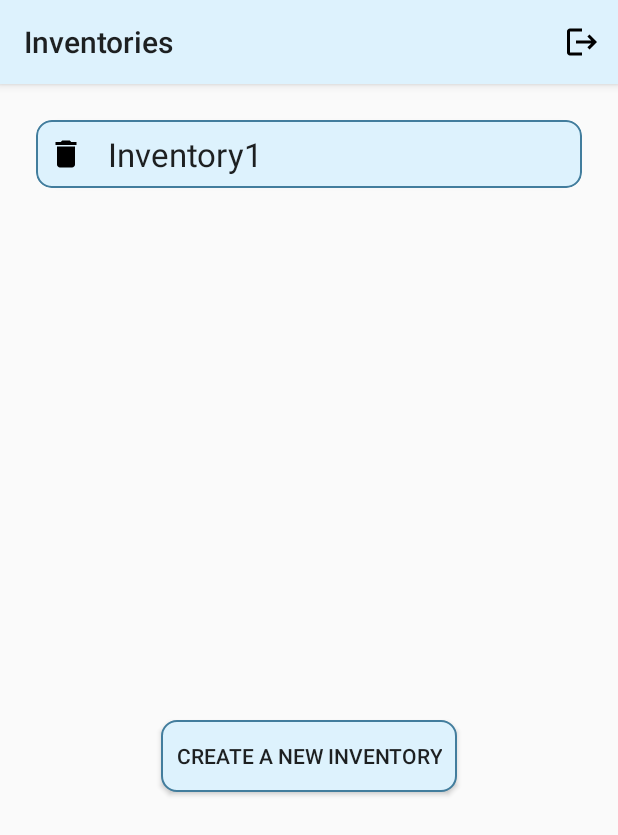
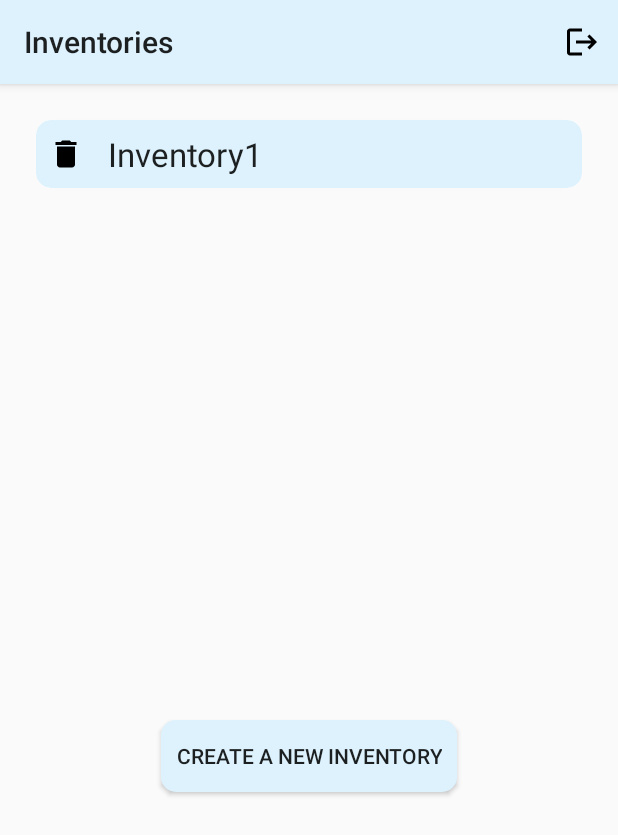
Before and after one commit to ahmedjamion/SimpleStock, an Android app: the screen it shows after launch (MainActivity), on a phone screen of 412 x 824 dp. Shown: the top 835 px of the screen. Run offline under Robolectric (Android 15) with nearby library versions, the phone set to English and light mode, and no system bars; our stand-ins replace Room's generated code.

Commit message:
Removed border from button

```diff
--- a/app/src/main/res/drawable/button_default.xml
+++ b/app/src/main/res/drawable/button_default.xml
@@ -14,8 +14,4 @@
     <corners
         android:radius="10dp"/>
 
-    <stroke
-        android:width="1dp"
-        android:color="@color/blue"/>
-
 </shape>
--- a/app/src/main/res/drawable/button_pressed.xml
+++ b/app/src/main/res/drawable/button_pressed.xml
@@ -14,8 +14,5 @@
     <corners
         android:radius="10dp"/>
 
-    <stroke
-        android:width="1dp"
-        android:color="@color/dark_blue"/>
 
 </shape>
--- a/build.gradle.kts
+++ b/build.gradle.kts
@@ -1,4 +1,4 @@
 // Top-level build file where you can add configuration options common to all sub-projects/modules.
 plugins {
-    id("com.android.application") version "8.2.0" apply false
+    id("com.android.application") version "8.2.1" apply false
 }
```
